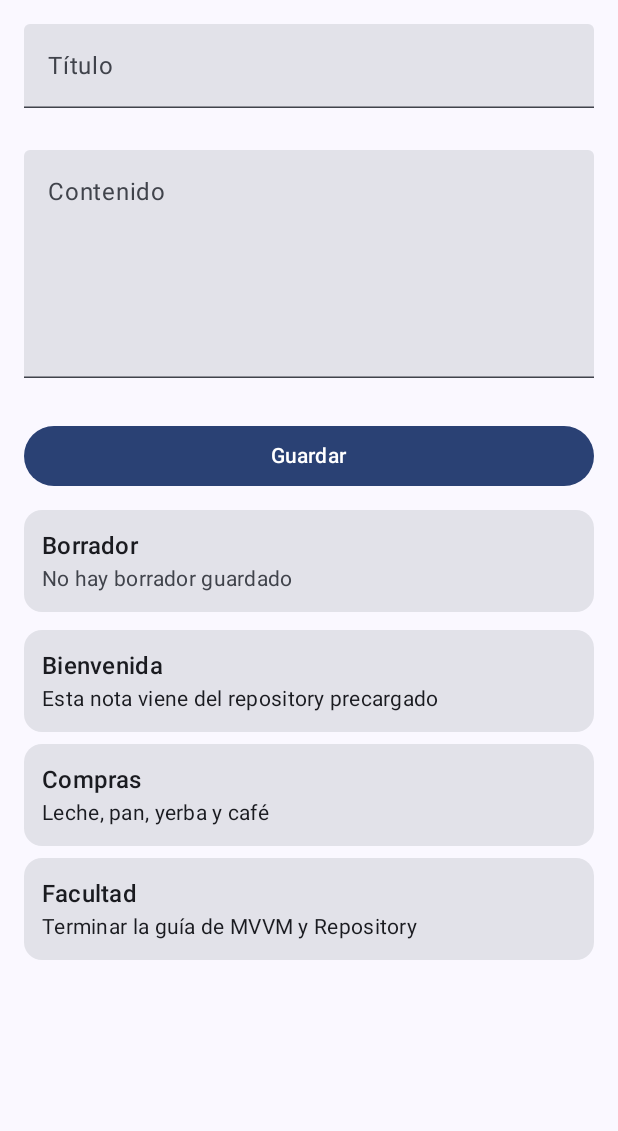
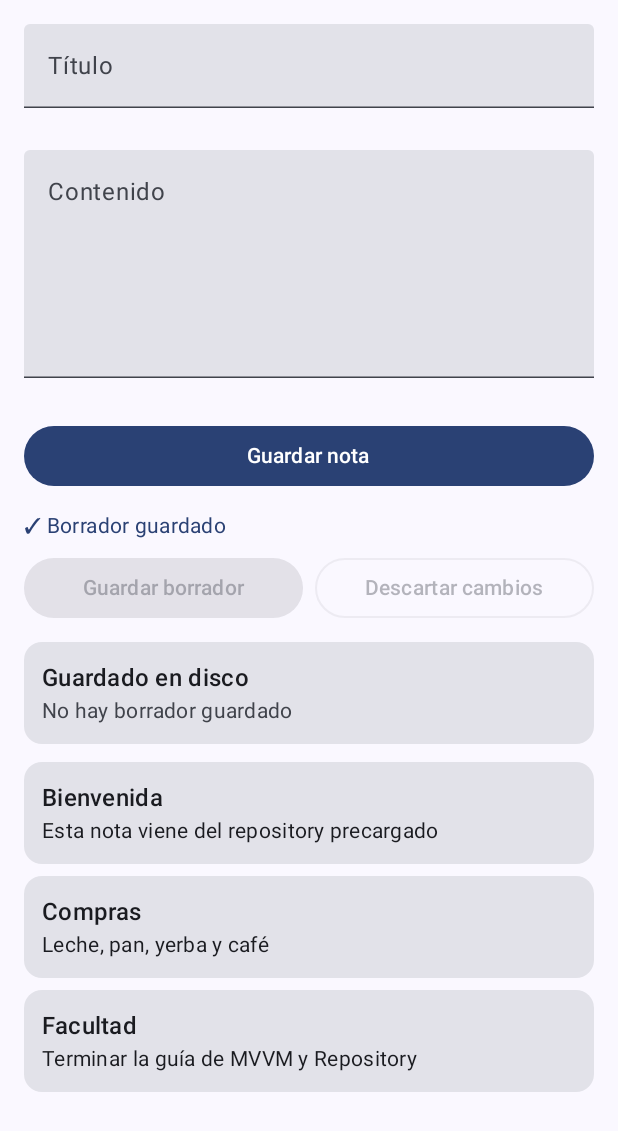
Before and after one commit to lukzzarg098/MVVMPracticaUADE, an Android app built with Jetpack Compose: the screen it shows after launch (MainActivity), on a phone screen of 412 x 824 dp. Shown: the top 1131 px of the screen. Run offline under Robolectric (Android 15) with nearby library versions, the phone set to English and light mode, and no system bars.

Commit message:
Ejercicio 8: guardar borrador.txt, descartar cambios e indicador de sin guardar
- FileNotaRepository.escribirArchivo: escribe en UTF-8 fuera del hilo
  principal. Se SOBRESCRIBE el archivo entero (para un borrador no tiene
  sentido agregar al final).
- Formato del archivo: primera linea = titulo, resto = contenido
  (puede tener varias lineas). El ViewModel arma y parte el texto.
- ViewModel: escribirArchivo() guarda titulo + contenido del estado;
  leerArchivo() reparte lo leido en titulo/contenido; descartarCambios()
  vuelve a leer la version guardada.
- NotaUiState.hayCambiosSinGuardar compara pantalla vs. disco.
- Pantalla: aviso de cambios sin guardar y botones Guardar borrador /
  Descartar cambios.

Co-Authored-By: Claude Opus 5.5 <noreply@anthropic.com>

```diff
--- a/app/src/main/java/com/example/mvvmpracticauade/FileNotaRepository.kt
+++ b/app/src/main/java/com/example/mvvmpracticauade/FileNotaRepository.kt
@@ -6,5 +6,7 @@ interface FileNotaRepository {
 
     suspend fun leerArchivo(): String
 
+    suspend fun escribirArchivo(texto: String): Boolean
+
 
 }
--- a/app/src/main/java/com/example/mvvmpracticauade/MainActivity.kt
+++ b/app/src/main/java/com/example/mvvmpracticauade/MainActivity.kt
@@ -7,6 +7,7 @@ import androidx.activity.enableEdgeToEdge
 import androidx.activity.viewModels
 import androidx.compose.foundation.layout.Arrangement
 import androidx.compose.foundation.layout.Column
+import androidx.compose.foundation.layout.Row
 import androidx.compose.foundation.layout.fillMaxSize
 import androidx.compose.foundation.layout.fillMaxWidth
 import androidx.compose.foundation.layout.padding
@@ -16,6 +17,7 @@ import androidx.compose.material3.Button
 import androidx.compose.material3.Card
 import androidx.compose.material3.CircularProgressIndicator
 import androidx.compose.material3.MaterialTheme
+import androidx.compose.material3.OutlinedButton
 import androidx.compose.material3.Scaffold
 import androidx.compose.material3.Text
 import androidx.compose.material3.TextField
@@ -67,7 +69,15 @@ data class Nota(
 
 // La pantalla solo DIBUJA lo que viene en `estado`. No guarda copias propias del texto.
 @Composable
-fun NotaScreen(estado: NotaUiState, modifier: Modifier = Modifier, onTitular: (String) -> Unit, onContenido: (String) -> Unit, onGuardar: () -> Unit) {
+fun NotaScreen(
+    estado: NotaUiState,
+    modifier: Modifier = Modifier,
+    onTitular: (String) -> Unit,
+    onContenido: (String) -> Unit,
+    onGuardar: () -> Unit,
+    onGuardarBorrador: () -> Unit,
+    onDescartar: () -> Unit
+) {
     Column(
         modifier = modifier
             .fillMaxSize()
@@ -107,14 +117,65 @@ fun NotaScreen(estado: NotaUiState, modifier: Modifier = Modifier, onTitular: (S
             if (estado.operacionEnCurso) {
                 CircularProgressIndicator()
             } else {
-                Text("Guardar")
+                Text("Guardar nota")
             }
         }
+
+        AccionesBorrador(
+            hayCambiosSinGuardar = estado.hayCambiosSinGuardar,
+            operacionEnCurso = estado.operacionEnCurso,
+            onGuardarBorrador = onGuardarBorrador,
+            onDescartar = onDescartar
+        )
 
         Borrador(texto = estado.archivoTexto)
 
         // weight(1f): la lista ocupa el espacio que queda debajo del formulario y scrollea ahi
         ListaNotas(notas = estado.notas, modifier = Modifier.weight(1f))
+    }
+}
+
+// Indicador de cambios sin guardar + botones del borrador. Solo dibuja lo que recibe:
+// si hay cambios o no lo decide el estado, no la pantalla.
+@Composable
+fun AccionesBorrador(
+    hayCambiosSinGuardar: Boolean,
+    operacionEnCurso: Boolean,
+    onGuardarBorrador: () -> Unit,
+    onDescartar: () -> Unit,
+    modifier: Modifier = Modifier
+) {
+    Column(modifier = modifier.fillMaxWidth(), verticalArrangement = Arrangement.spacedBy(8.dp)) {
+        if (hayCambiosSinGuardar) {
+            Text(
+                "● Cambios sin guardar",
+                style = MaterialTheme.typography.bodyMedium,
+                color = MaterialTheme.colorScheme.error
+            )
+        } else {
+            Text(
+                "✓ Borrador guardado",
+                style = MaterialTheme.typography.bodyMedium,
+                color = MaterialTheme.colorScheme.primary
+            )
+        }
+
+        Row(horizontalArrangement = Arrangement.spacedBy(8.dp)) {
+            Button(
+                onClick = onGuardarBorrador,
+                enabled = !operacionEnCurso && hayCambiosSinGuardar,
+                modifier = Modifier.weight(1f)
+            ) {
+                Text("Guardar borrador")
+            }
+            OutlinedButton(
+                onClick = onDescartar,
+                enabled = !operacionEnCurso && hayCambiosSinGuardar,
+                modifier = Modifier.weight(1f)
+            ) {
+                Text("Descartar cambios")
+            }
+        }
     }
 }
 
@@ -124,7 +185,7 @@ fun NotaScreen(estado: NotaUiState, modifier: Modifier = Modifier, onTitular: (S
 fun Borrador(texto: String, modifier: Modifier = Modifier) {
     Card(modifier = modifier.fillMaxWidth()) {
         Column(modifier = Modifier.padding(12.dp)) {
-            Text("Borrador", style = MaterialTheme.typography.titleMedium)
+            Text("Guardado en disco", style = MaterialTheme.typography.titleMedium)
             if (texto.isEmpty()) {
                 Text(
                     "No hay borrador guardado",
@@ -179,6 +240,8 @@ fun NotaScreenHost(notaViewModel: NotaViewModel, modifier: Modifier){
         onTitular = notaViewModel::onTitularChange,
         onContenido = notaViewModel::onContenidoChange,
         onGuardar = notaViewModel::onGuardar,
+        onGuardarBorrador = notaViewModel::escribirArchivo,
+        onDescartar = notaViewModel::descartarCambios,
         modifier = modifier
     )
 }
@@ -202,7 +265,9 @@ fun NotaScreenPreview() {
             // En el Preview no hay nadie que maneje los eventos: lambdas vacías
             onTitular = {},
             onContenido = {},
-            onGuardar = {}
+            onGuardar = {},
+            onGuardarBorrador = {},
+            onDescartar = {}
         )
     }
 }
--- a/app/src/main/java/com/example/mvvmpracticauade/NotaUiState.kt
+++ b/app/src/main/java/com/example/mvvmpracticauade/NotaUiState.kt
@@ -14,4 +14,11 @@ data class NotaUiState(
     val operacionEnCurso: Boolean = false,
     val errorTitulo: String = "",
     val errorContenido: String = ""
-)
+) {
+    // Lo que está en pantalla (titulo + contenido) vs. lo último leído/guardado en disco (archivoTexto)
+    // Si no hay nada en disco, hay cambios solo si el usuario escribió algo
+    val hayCambiosSinGuardar: Boolean
+
+
+        get() = if (archivoTexto.isEmpty()) titulo.isNotEmpty() || contenido.isNotEmpty() else( archivoTexto != titulo + "\n" + contenido)
+}
--- a/app/src/main/java/com/example/mvvmpracticauade/NotaViewModel.kt
+++ b/app/src/main/java/com/example/mvvmpracticauade/NotaViewModel.kt
@@ -26,13 +26,6 @@ class NotaViewModel (private val repository: NotaRepository = NotaRepositoryEnMe
         leerArchivo()
 
     }
-
-
-
-
-    //var estado by mutableStateOf(NotaUiState())
-    //private set
-
     private var intentosDeGuardado = 0
 
     // Cada campo limpia solo su propio error al editarse
@@ -57,7 +50,6 @@ class NotaViewModel (private val repository: NotaRepository = NotaRepositoryEnMe
             if (estado.titulo.isBlank()) "El título no puede estar vacío" else ""
         val errorContenido =
             if (estado.contenido.trim().length < 10) "El contenido debe tener al menos 10 caracteres" else ""
-
         _uiState.update { it.copy(errorTitulo = errorTitulo, errorContenido = errorContenido) }
 
         // Si hay algún error, no se guarda
@@ -66,31 +58,18 @@ class NotaViewModel (private val repository: NotaRepository = NotaRepositoryEnMe
         viewModelScope.launch {
 
             _uiState.update { it.copy(operacionEnCurso = true) }
-
             delay(1000.milliseconds)
-
             val notaNew = Nota(nombre = estado.titulo, contenido = estado.contenido)
-
             repository.guardar(notaNew)
-
             _uiState.update { it.copy(operacionEnCurso = false) }
-
             obtenerTodasLasNotas()
-
             _uiState.update {  it.copy(titulo = "", contenido = "") }
 
-
-
         }
-
-
     }
 
     fun obtenerTodasLasNotas() {
-
-
      viewModelScope.launch {
-
 
          _uiState.update { it.copy(operacionEnCurso = true) }
 
@@ -99,17 +78,46 @@ class NotaViewModel (private val repository: NotaRepository = NotaRepositoryEnMe
          _uiState.update { it.copy(operacionEnCurso = false) }
     }
 
-
-
     }
 
     fun leerArchivo(){
+
+        var archivoLeido = ""
+        var titulo = ""
+        var contenido = ""
+
         viewModelScope.launch {
             _uiState.update { it.copy(operacionEnCurso = true) }
-            _uiState.update { it.copy(archivoTexto = fileRepository.leerArchivo()) }
+
+            archivoLeido = fileRepository.leerArchivo()
+
+            if (archivoLeido.isNotEmpty()){
+                val partes = archivoLeido.split("\n")
+                titulo = partes[0]
+                contenido = partes.subList(1, partes.size).joinToString("\n")}
+            _uiState.update {it.copy(titulo= titulo, contenido = contenido, archivoTexto = archivoLeido) }
             _uiState.update { it.copy(operacionEnCurso = false) }
             }
     }
+
+     fun descartarCambios(){
+         leerArchivo()
+     }
+
+     fun escribirArchivo(){
+
+         val nuevoTexto = _uiState.value.titulo + "\n" + _uiState.value.contenido
+
+         viewModelScope.launch {
+             _uiState.update { it.copy(operacionEnCurso = true) }
+             val guardado = fileRepository.escribirArchivo(nuevoTexto)
+             if (guardado){
+                 _uiState.update { it.copy(archivoTexto = nuevoTexto) }
+             }
+             _uiState.update { it.copy(operacionEnCurso = false) }
+         }
+
+     }
 
 
 
```
Also changed, not shown: app/src/main/java/com/example/mvvmpracticauade/FileNotaRepositoryImplementacion.kt (+23 -22 lines).
